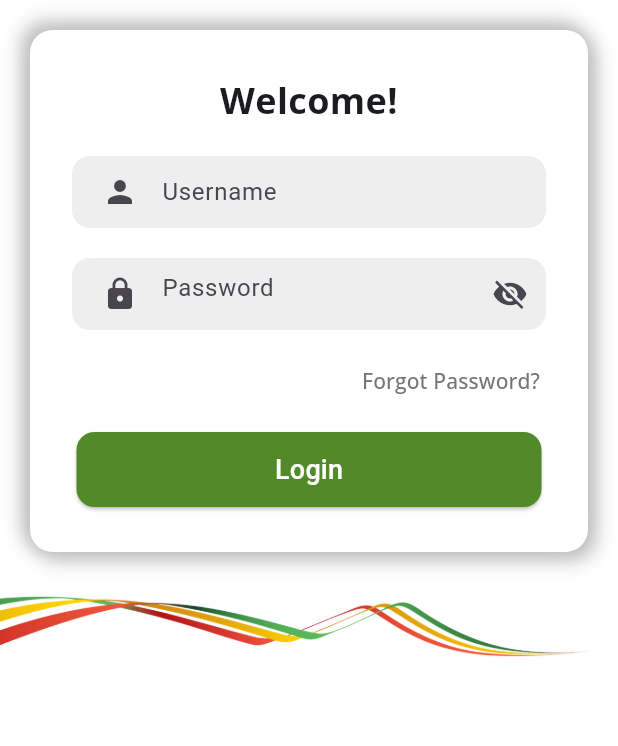
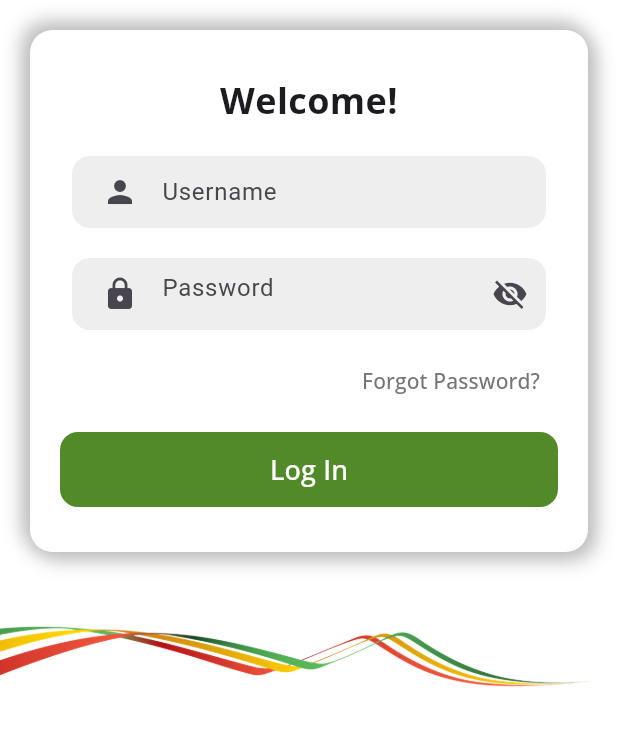
Before and after one commit to samitcruz/checklist_app, a Flutter app: the screen it shows after launch, after a tap on "Forgot Password?", on a phone screen of 412 x 824 dp, the part 405-1151 px from its top. Run offline on Flutter 3.47's test engine with Material 3 defaults, Android fonts, the phone set to English and light mode, and no system bars; our stand-ins replace connectivity_plus, csv, flutter_dotenv, flutter_secure_storage, get, google_fonts and 2 more; accounts and stored records are empty; network calls fail.

```diff
--- a/lib/pages/login_page.dart
+++ b/lib/pages/login_page.dart
@@ -1,5 +1,6 @@
 import 'package:flutter/material.dart';
 import 'package:flutter/services.dart';
+import 'package:flutter_secure_storage/flutter_secure_storage.dart';
 import 'package:get/get.dart';
 import 'package:google_fonts/google_fonts.dart';
 import 'package:safety_check/Services/authentication_service.dart';
@@ -14,12 +15,72 @@ class LoginPage extends StatefulWidget {
   State<LoginPage> createState() => _LoginPageState();
 }
 
+class SecureStorage {
+  final FlutterSecureStorage _storage = FlutterSecureStorage();
+
+  // Constants
+  static const _failedAttemptKeyPrefix = 'failedAttempt_';
+  static const _attemptCountKey = 'attemptCount';
+  static const _lockoutEndTimeKey = 'lockoutEndTime';
+
+  // Store a failed login attempt with a unique key
+  Future<void> addFailedAttempt(DateTime attemptTime) async {
+    final key = '$_failedAttemptKeyPrefix${attemptTime.millisecondsSinceEpoch}';
+    await _storage.write(key: key, value: attemptTime.toIso8601String());
+
+    // Increment the attempt count
+    final currentCount = await getFailedAttemptsCount();
+    await _storage.write(
+        key: _attemptCountKey, value: (currentCount + 1).toString());
+  }
+
+  // Get the total number of failed attempts
+  Future<int> getFailedAttemptsCount() async {
+    final countString = await _storage.read(key: _attemptCountKey);
+    return int.tryParse(countString ?? '0') ?? 0;
+  }
+
+  // Clear all failed attempts and reset the attempt count
+  Future<void> clearFailedAttempts() async {
+    final allKeys = await _storage.readAll();
+    for (var key in allKeys.keys) {
+      if (key.startsWith(_failedAttemptKeyPrefix)) {
+        await _storage.delete(key: key);
+      }
+    }
+    await _storage.delete(key: _attemptCountKey); // Reset the attempt count
+  }
+
+  // Set the lockout end time
+  Future<void> setLockoutEndTime(DateTime endTime) async {
+    await _storage.write(
+        key: _lockoutEndTimeKey, value: endTime.toIso8601String());
+  }
+
+  // Get the lockout end time
+  Future<DateTime?> getLockoutEndTime() async {
+    final endTimeString = await _storage.read(key: _lockoutEndTimeKey);
+    if (endTimeString != null) {
+      return DateTime.parse(endTimeString);
+    }
+    return null;
+  }
+
+  // Clear the lockout end time
+  Future<void> clearLockoutEndTime() async {
+    await _storage.delete(key: _lockoutEndTimeKey);
+  }
+}
+
 class _LoginPageState extends State<LoginPage> {
   final _usernameController = TextEditingController();
   final _passwordController = TextEditingController();
   final AuthenticationService _authService = AuthenticationService();
+  final SecureStorage _secureStorage = SecureStorage();
   bool _isSubmitting = false;
   bool _obscurePassword = true;
+  bool _isLockedOut = false;
+  DateTime? _lockoutEndTime;
 
   @override
   void initState() {
@@ -27,14 +88,47 @@ class _LoginPageState extends State<LoginPage> {
     SystemChrome.setSystemUIOverlayStyle(SystemUiOverlayStyle(
       statusBarColor: const Color.fromARGB(255, 82, 138, 41),
     ));
+    _checkLockoutStatus();
+  }
+
+  Future<void> _checkLockoutStatus() async {
+    print("Checking lockout status...");
+    _lockoutEndTime = await _secureStorage.getLockoutEndTime();
+    if (_lockoutEndTime != null && DateTime.now().isBefore(_lockoutEndTime!)) {
+      print("User is locked out until $_lockoutEndTime");
+      setState(() {
+        _isLockedOut = true;
+      });
+      Future.delayed(_lockoutEndTime!.difference(DateTime.now()), () async {
+        print("Lockout period ended");
+        setState(() {
+          _isLockedOut = false;
+        });
+        await _secureStorage.clearLockoutEndTime();
+      });
+    } else {
+      print("User is not locked out");
+    }
   }
 
   void _authenticateAndLogin() async {
+    if (_isLockedOut) {
+      print("User is currently locked out.");
+      Get.snackbar(
+        'Locked Out',
+        'You are temporarily locked out. Please try again later.',
+        backgroundColor: Colors.red,
+        colorText: Colors.white,
+      );
+      return;
+    }
+
     setState(() {
       _isSubmitting = true;
     });
 
     try {
+      print("Authenticating client...");
       final credentials = await getClientCredentials();
       ClientAuthResponse? clientResponse =
           await _authService.authenticateClient(
@@ -53,12 +147,7 @@ class _LoginPageState extends State<LoginPage> {
           Get.offAll(() => MainPage());
         } else {
           print('User login failed');
-          Get.snackbar(
-            'Error',
-            'Could not Login. Please Check Your Username and Password',
-            backgroundColor: Colors.red,
-            colorText: Colors.white,
-          );
+          await _handleFailedAttempt();
         }
       } else {
         print('Client authentication failed');
@@ -70,7 +159,7 @@ class _LoginPageState extends State<LoginPage> {
         );
       }
     } catch (e) {
-      print('An error occurred: $e');
+      print('An error occurred during authentication: $e');
       Get.snackbar(
         'Error',
         'An unexpected error occurred. Please try again.',
@@ -81,6 +170,36 @@ class _LoginPageState extends State<LoginPage> {
       setState(() {
         _isSubmitting = false;
       });
+    }
+  }
+
+  Future<void> _handleFailedAttempt() async {
+    print("Handling failed attempt...");
+    final failedAttempts = await _secureStorage.getFailedAttemptsCount();
+
+    if (failedAttempts >= 2) {
+      print("User locked out due to too many failed attempts");
+      final lockoutEndTime = DateTime.now().add(Duration(minutes: 5));
+      await _secureStorage.setLockoutEndTime(lockoutEndTime);
+      await _secureStorage.clearFailedAttempts(); // Clear old attempts
+      setState(() {
+        _isLockedOut = true;
+      });
+      Get.snackbar('Locked Out',
+          'You have been locked out for 5 minutes due to multiple failed login attempts. You will be able to try again at ${lockoutEndTime.toLocal()}',
+          backgroundColor: Colors.red,
+          colorText: Colors.white,
+          duration: Duration(seconds: 7));
+    } else {
+      print("Incrementing failed attempts");
+      await _secureStorage
+          .addFailedAttempt(DateTime.now()); // Use addFailedAttempt method
+      Get.snackbar(
+        'Error',
+        'Could not Login. Please Check Your Username and Password',
+        backgroundColor: Colors.red,
+        colorText: Colors.white,
+      );
     }
   }
 
@@ -244,28 +363,46 @@ class _LoginPageState extends State<LoginPage> {
                         ),
                         SizedBox(height: 10),
                         Container(
-                          width: 310,
                           height: 50,
                           child: ElevatedButton(
-                            onPressed:
-                                _isSubmitting ? null : _authenticateAndLogin,
+                            onPressed: _isSubmitting || _isLockedOut
+                                ? null
+                                : _authenticateAndLogin,
+                            style: ButtonStyle(
+                              elevation:
+                                  WidgetStateProperty.all(0), // Removes shadow
+                              backgroundColor:
+                                  WidgetStateProperty.resolveWith<Color>(
+                                (Set<WidgetState> states) {
+                                  if (states.contains(WidgetState.disabled)) {
+                                    return Color.fromARGB(255, 157, 157,
+                                        157); // Color when disabled (locked out)
+                                  }
+                                  if (states.contains(WidgetState.pressed)) {
+                                    return Colors.grey; // Color when pressed
+                                  }
+                                  return Color.fromARGB(
+                                      255, 82, 138, 41); // Default color
+                                },
+                              ),
+                              shape: WidgetStateProperty.all<
+                                  RoundedRectangleBorder>(
+                                RoundedRectangleBorder(
+                                  borderRadius: BorderRadius.circular(12),
+                                ),
+                              ),
+                            ),
+                            child: Center(
                               child: _isSubmitting
                                   ? CircularProgressIndicator(
                                       color: Colors.white,
                                     )
                                   : Text(
-                                    'Login',
-                                    style: TextStyle(
+                                      _isLockedOut ? 'Locked Out' : 'Log In',
+                                      style: GoogleFonts.openSans(
                                         fontSize: 18,
                                         color: Colors.white,
                                       ),
-                                  ),
-                            style: ElevatedButton.styleFrom(
-                              foregroundColor: Colors.white,
-                              backgroundColor:
-                                  const Color.fromARGB(255, 82, 138, 41),
-                              shape: RoundedRectangleBorder(
-                                borderRadius: BorderRadius.circular(12),
                                     ),
                             ),
                           ),
@@ -274,7 +411,7 @@ class _LoginPageState extends State<LoginPage> {
                     ),
                   ),
                 ),
-                SizedBox(height: 0),
+                SizedBox(height: 20),
                 Image.asset(
                   'images/sash.png',
                   height: 100,
```
Lines whose indentation alone changed are shown as unchanged.
